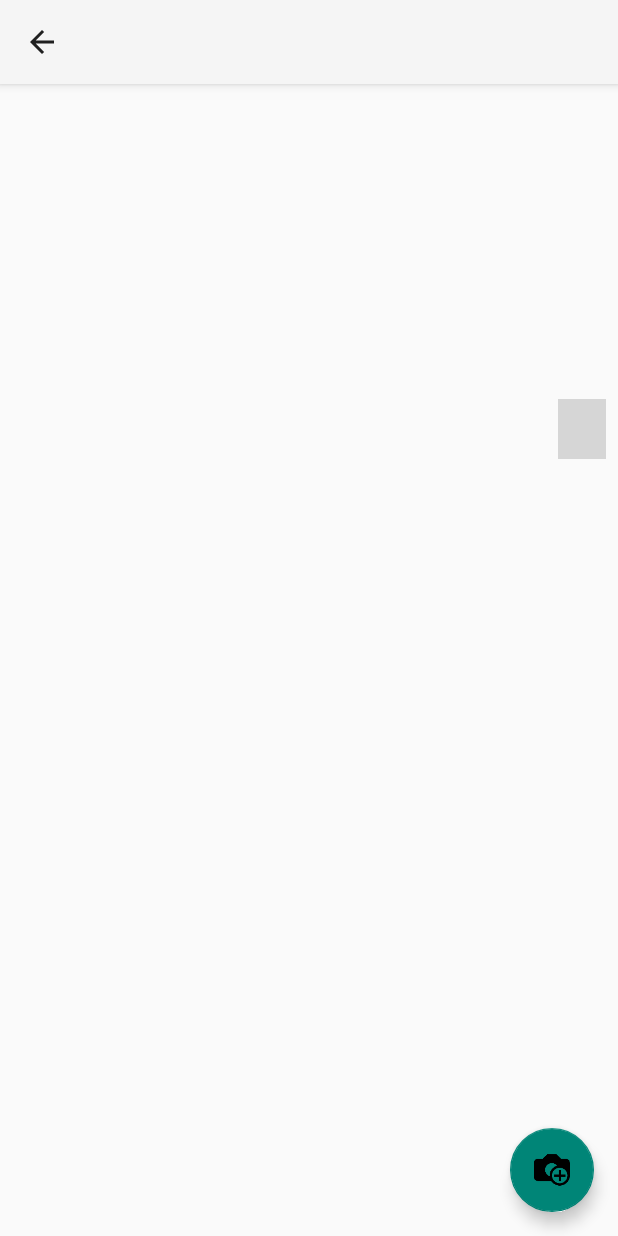
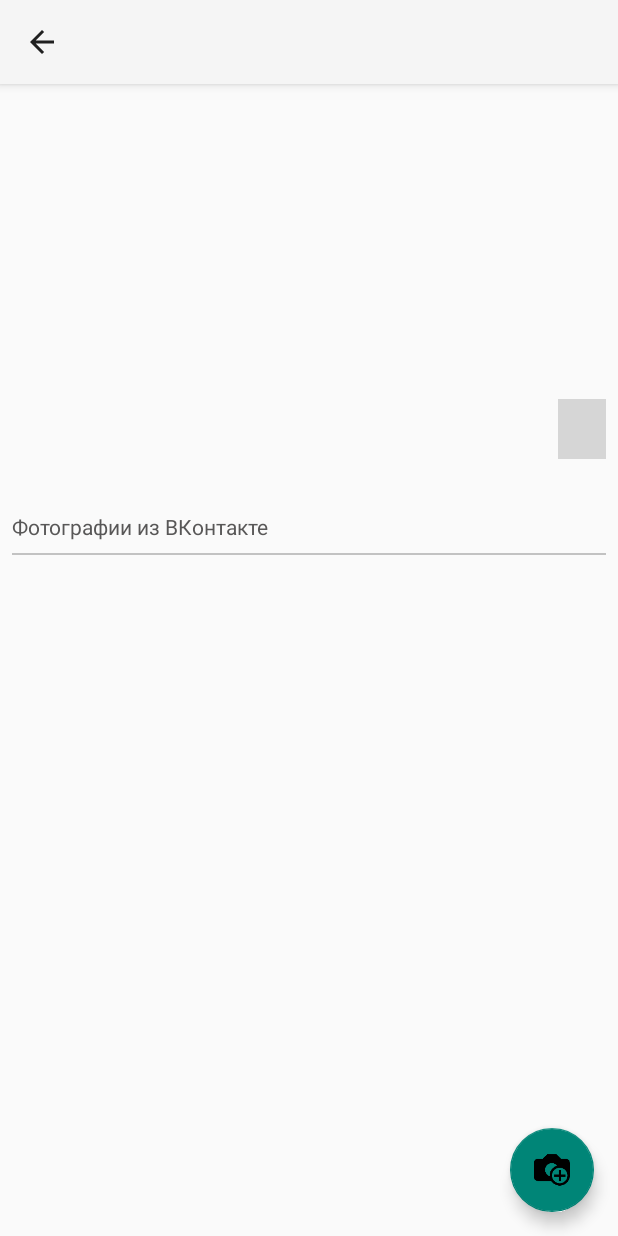
Before and after one commit to kuzloivan/Z-maCHIne, an Android app: the DetailEventActivity screen opened directly, with no data from a screen before it, on a phone screen of 412 x 824 dp. Run offline under Robolectric (Android 15) with nearby library versions, the phone set to English and light mode, and no system bars; libraries missing offline, so code that uses them is left out: com.bettervectordrawable, com.nostra13.universalimageloader, com.squareup.otto, com.vk.sdk, me.relex.circleindicator; plain views replace CircleIndicator; 8 statements that could not run were skipped; grey boxes are pictures that could not be loaded.

Commit message:
Event UI

```diff
--- a/app/src/main/java/z_machine/vkhackathon/com/z_machine/ui/adapter/ImageGridAdapter.java
+++ b/app/src/main/java/z_machine/vkhackathon/com/z_machine/ui/adapter/ImageGridAdapter.java
@@ -18,7 +18,6 @@ import java.util.List;
  */
 public class ImageGridAdapter extends BaseAdapter {
 
-    // Keep all Images in array
     List<VKApiPhoto> mThumbIds;
     private Context context;
     private ImageLoader imageLoader;
--- a/app/src/main/java/z_machine/vkhackathon/com/z_machine/ui/customview/CyberProgressView.java
+++ b/app/src/main/java/z_machine/vkhackathon/com/z_machine/ui/customview/CyberProgressView.java
@@ -15,7 +15,7 @@ import java.util.Random;
 /**
  * Created by Kuzlo on 04.07.2015.
  */
-public class CyberProgressView extends View {
+public final class CyberProgressView extends View {
 
     private static int[][] colors = {
             {0xFFFFEBEE,0xFFFFCDD2,0xFFEF9A9A,0xFFE57373,0xFFEF5350,0xFFF44336,0xFFE53935,0xFFD32F2F,0xFFC62828,0xFFB71C1C},
--- a/app/src/main/java/z_machine/vkhackathon/com/z_machine/ui/fragment/KudaGoFragment.java
+++ b/app/src/main/java/z_machine/vkhackathon/com/z_machine/ui/fragment/KudaGoFragment.java
@@ -88,7 +88,8 @@ public final class KudaGoFragment extends BaseFragment {
         super.onStart();
         BusProvider.getInstance().register(this);
         if (placeAdapter.isEmpty()) {
-            appBridge.getNetBridge().getPlaces(GET_PLACES, PlaceLocationFragment.loc.latitude, PlaceLocationFragment.loc.longitude);
+            appBridge.getNetBridge().getPlaces(GET_PLACES, PlaceLocationFragment.loc.latitude,
+                    PlaceLocationFragment.loc.longitude);
         }
     }
 
--- a/app/src/main/java/z_machine/vkhackathon/com/z_machine/ui/fragment/MyEventsFragment.java
+++ b/app/src/main/java/z_machine/vkhackathon/com/z_machine/ui/fragment/MyEventsFragment.java
@@ -18,7 +18,7 @@ import z_machine.vkhackathon.com.z_machine.ui.customview.ParallaxListView;
 /**
  * Created by Kuzlo on 31.10.2015.
  */
-public class MyEventsFragment  extends BaseFragment{
+public final class MyEventsFragment  extends BaseFragment{
     private MyEventAdapter placeAdapter;
 
     @Override
--- a/app/src/main/java/z_machine/vkhackathon/com/z_machine/ui/fragment/PlaceLocationFragment.java
+++ b/app/src/main/java/z_machine/vkhackathon/com/z_machine/ui/fragment/PlaceLocationFragment.java
@@ -34,7 +34,7 @@ import z_machine.vkhackathon.com.z_machine.ui.activity.place.DetailPlaceActivity
 /**
  * Created by Kuzlo on 31.10.2015.
  */
-public class PlaceLocationFragment extends SupportMapFragment implements OnMapReadyCallback {
+public final class PlaceLocationFragment extends SupportMapFragment implements OnMapReadyCallback {
 
     private static final int GET_PLACE_LIST = 45;
     private AppBridge appBridge;
--- a/app/src/main/res/layout/activity_detail_event.xml
+++ b/app/src/main/res/layout/activity_detail_event.xml
@@ -36,12 +36,28 @@
                 android:layout_margin="@dimen/basePadding"
                 tools:text="Body" />
 
+            <TextView
+                android:id="@+id/tvEventText"
+                style="@style/ZMachineWidget.TextView.Description"
+                android:layout_width="wrap_content"
+                android:layout_height="wrap_content"
+                android:layout_below="@id/tvEventsBody"
+                android:layout_marginBottom="@dimen/basePadding"
+                android:layout_marginLeft="@dimen/basePadding"
+                android:layout_marginRight="@dimen/basePadding"
+                android:text="Фотографии из ВКонтакте" />
+
+            <View
+                android:id="@+id/viewBelowLine"
+                style="@style/ZMachineWidget.Divider"
+                android:layout_below="@id/tvEventText" />
+
             <GridView
                 android:id="@+id/photoEventGrid"
                 android:layout_width="match_parent"
                 android:layout_height="match_parent"
-                android:layout_below="@id/tvEventsBody"
-                android:numColumns="3"></GridView>
+                android:layout_below="@id/viewBelowLine"
+                android:numColumns="3" />
 
         </RelativeLayout>
 
```
Also changed, not shown: app/src/main/java/z_machine/vkhackathon/com/z_machine/restore/RestoreManager.java (+8 -8 lines), app/src/main/java/z_machine/vkhackathon/com/z_machine/ui/activity/DetailEventActivity.java (+7 -14 lines).
